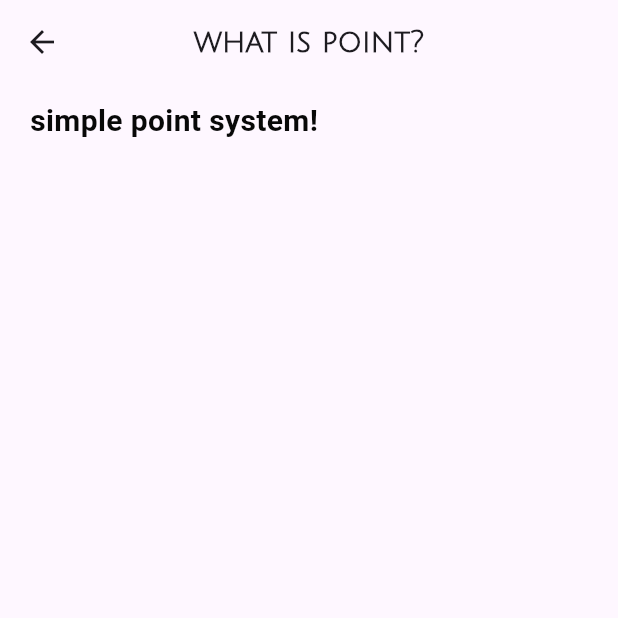
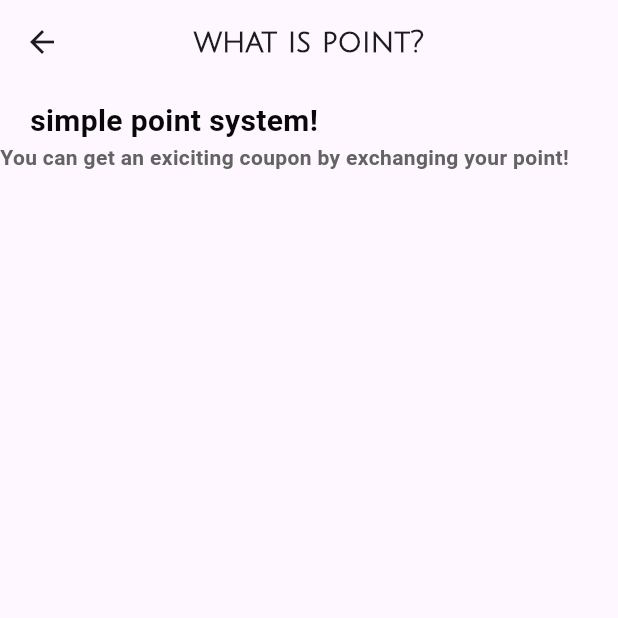
Before and after one commit to KOTAROKASEKO/rbl_customer, a Flutter app: the PointGuide screen opened directly, on a phone screen of 412 x 824 dp, the top half of it. Run offline on Flutter 3.47's test engine with Material 3 defaults, Android fonts, the phone set to English and light mode, and no system bars; our stand-ins replace carousel_slider, cloud_firestore, firebase_auth, firebase_core, firebase_messaging, google_sign_in and 5 more; accounts and stored records are empty; project files that could hold a hidden picture were left out.

Commit message:
added a sentence

```diff
--- a/lib/home/PointGuide.dart
+++ b/lib/home/PointGuide.dart
@@ -27,8 +27,9 @@ class PointGuide extends StatelessWidget{
                 fontSize: 20,
                 color: Colorsetting.title
               ),
-            )
-          )
+            ),
+          ),
+          Text('You can get an exiciting coupon by exchanging your point!',style: TextStyle(fontWeight: FontWeight.bold,color:Colorsetting.font),),
         ],
       ),
     );
```
